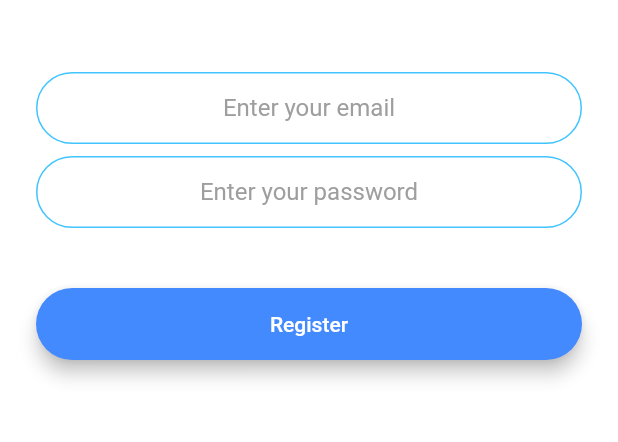
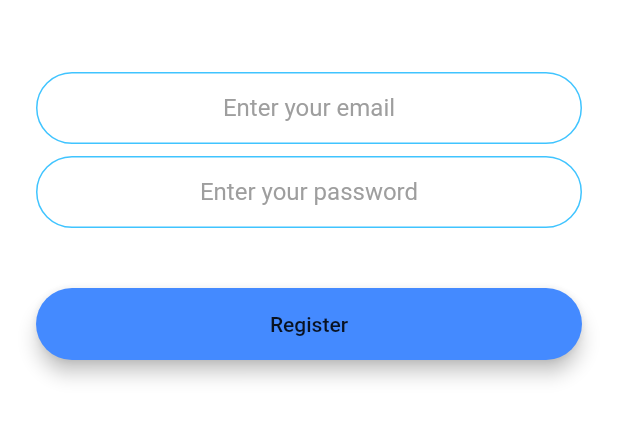
Before and after one commit to gauravxdhingra/FlashChat-Flutter-Firebase, a Flutter app: the screen it shows after launch, after a tap on "Register", on a phone screen of 412 x 824 dp, the part 576-1018 px from its top. Run offline on Flutter 3.47's test engine with Material 2 defaults, Android fonts, the phone set to English and light mode, and no system bars; our stand-ins replace animated_text_kit, cloud_firestore, firebase_auth, modal_progress_hud; accounts and stored records are empty.

Commit message:
Dark and Light Theme Fixed

```diff
--- a/lib/main.dart
+++ b/lib/main.dart
@@ -11,7 +11,17 @@ class FlashChat extends StatelessWidget {
   Widget build(BuildContext context) {
     return MaterialApp(
       debugShowCheckedModeBanner: false,
-      theme: ThemeData.dark().copyWith(
+      theme: ThemeData(
+        brightness: Brightness.light,
+        // primaryColor: Colors.red,
+
+        textTheme: TextTheme(
+          body1: TextStyle(color: Colors.white),
+          body2: TextStyle(color: Colors.black54),
+        ),
+      ),
+      darkTheme: ThemeData(
+        brightness: Brightness.dark,
         textTheme: TextTheme(
           body1: TextStyle(color: Colors.black54),
           body2: TextStyle(color: Colors.white),
```
